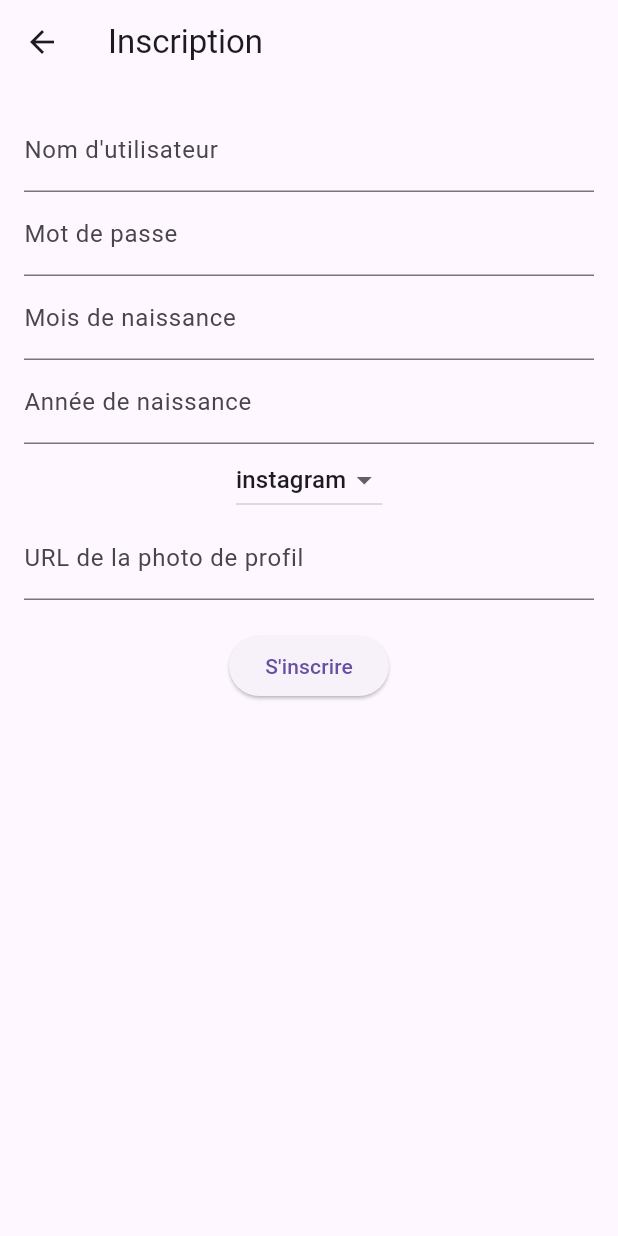
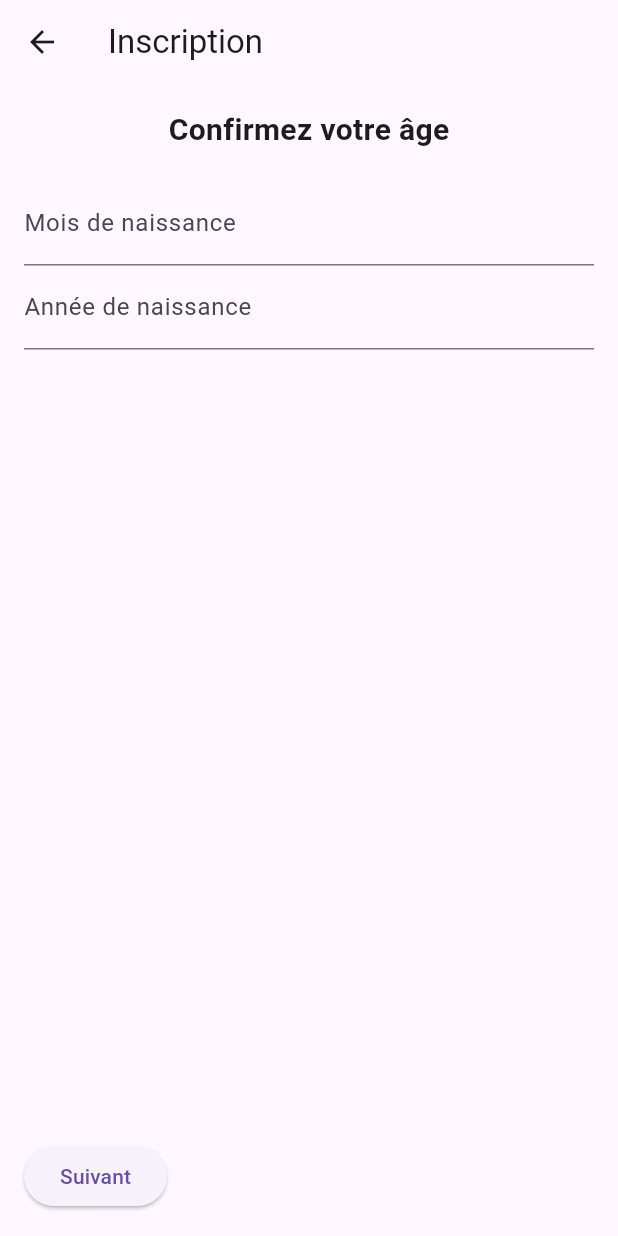
Before and after one commit to Tiavina22/anonymous, a Flutter app: the RegisterScreen screen opened directly, on a phone screen of 412 x 824 dp. Run offline on Flutter 3.47's test engine with Material 3 defaults, Android fonts, the phone set to English and light mode, and no system bars; our stand-ins replace share_plus, shared_preferences; accounts and stored records are empty.

Commit message:
[FEAT]: Refactor registration flow to use PageView for multi-step form

```diff
--- a/lib/src/screen/register/register_screen.dart
+++ b/lib/src/screen/register/register_screen.dart
@@ -1,8 +1,8 @@
 import 'package:anonymous/core/config/config.dart';
-import 'package:anonymous/src/screen/auth/login_screen.dart';
 import 'package:flutter/material.dart';
 import 'package:http/http.dart' as http;
 import 'dart:convert';
+import 'package:anonymous/src/screen/auth/login_screen.dart'; // Importez votre écran de connexion
 
 class RegisterScreen extends StatefulWidget {
   @override
@@ -10,6 +10,9 @@ class RegisterScreen extends StatefulWidget {
 }
 
 class _RegisterScreenState extends State<RegisterScreen> {
+  final PageController _pageController = PageController(initialPage: 0);
+  int _currentPage = 0;
+
   final TextEditingController _usernameController = TextEditingController();
   final TextEditingController _passwordController = TextEditingController();
   final TextEditingController _birthMonthController = TextEditingController();
@@ -18,46 +21,75 @@ class _RegisterScreenState extends State<RegisterScreen> {
       TextEditingController();
   String _usageMode = 'instagram';
 
-  Future<void> register() async {
-    final response = await http.post(
-      Uri.parse(Config.apiUrl),
-      headers: {'Content-Type': 'application/json'},
-      body: json.encode({
-        'username': _usernameController.text,
-        'password': _passwordController.text,
-        'birthMonth': int.parse(_birthMonthController.text),
-        'birthYear': int.parse(_birthYearController.text),
-        'usageMode': _usageMode,
-        'profilePicture': _profilePictureController.text,
-      }),
-    );
-    if (response.statusCode == 201) {
-      Navigator.push(
-        context,
-        MaterialPageRoute(builder: (context) => LoginScreen()),
-      );
-    } else {
-      print('Erreur lors de l\'inscription');
-    }
+  // Liste des étapes
+  final List<Widget> _steps = [];
+
+  @override
+  void initState() {
+    super.initState();
+    _steps.addAll([
+      _buildStep1(), // Étape 1 : Confirmez votre âge
+      _buildStep2(), // Étape 2 : Choix du mode d'utilisation
+      _buildStep3(), // Étape 3 : Choisis un nom d'utilisateur
+      _buildStep4(), // Étape 4 : Mot de passe
+      _buildStep5(), // Étape 5 : Photo de profil
+    ]);
   }
 
   @override
   Widget build(BuildContext context) {
     return Scaffold(
       appBar: AppBar(title: Text('Inscription')),
-      body: Padding(
+      body: Column(
+        children: [
+          // Affichage des étapes
+          Expanded(
+            child: PageView(
+              controller: _pageController,
+              physics: NeverScrollableScrollPhysics(), // Désactive le swipe
+              children: _steps,
+            ),
+          ),
+          // Boutons de navigation
+          Padding(
+            padding: const EdgeInsets.all(16.0),
+            child: Row(
+              mainAxisAlignment: MainAxisAlignment.spaceBetween,
+              children: [
+                if (_currentPage > 0)
+                  ElevatedButton(
+                    onPressed: _goToPreviousPage,
+                    child: Text('Retour'),
+                  ),
+                if (_currentPage < _steps.length - 1)
+                  ElevatedButton(
+                    onPressed: _goToNextPage,
+                    child: Text('Suivant'),
+                  ),
+                if (_currentPage == _steps.length - 1)
+                  ElevatedButton(
+                    onPressed: _register,
+                    child: Text('S\'inscrire'),
+                  ),
+              ],
+            ),
+          ),
+        ],
+      ),
+    );
+  }
+
+  // Étape 1 : Confirmez votre âge
+  Widget _buildStep1() {
+    return Padding(
       padding: const EdgeInsets.all(16.0),
       child: Column(
         children: [
-            TextField(
-              controller: _usernameController,
-              decoration: InputDecoration(labelText: 'Nom d\'utilisateur'),
+          Text(
+            'Confirmez votre âge',
+            style: TextStyle(fontSize: 20, fontWeight: FontWeight.bold),
           ),
-            TextField(
-              controller: _passwordController,
-              decoration: InputDecoration(labelText: 'Mot de passe'),
-              obscureText: true,
-            ),
+          SizedBox(height: 20),
           TextField(
             controller: _birthMonthController,
             decoration: InputDecoration(labelText: 'Mois de naissance'),
@@ -68,6 +100,22 @@ class _RegisterScreenState extends State<RegisterScreen> {
             decoration: InputDecoration(labelText: 'Année de naissance'),
             keyboardType: TextInputType.number,
           ),
+        ],
+      ),
+    );
+  }
+
+  // Étape 2 : Choix du mode d'utilisation
+  Widget _buildStep2() {
+    return Padding(
+      padding: const EdgeInsets.all(16.0),
+      child: Column(
+        children: [
+          Text(
+            'Où veux-tu utiliser NGL ?',
+            style: TextStyle(fontSize: 20, fontWeight: FontWeight.bold),
+          ),
+          SizedBox(height: 20),
           DropdownButton<String>(
             value: _usageMode,
             onChanged: (String? newValue) {
@@ -83,19 +131,149 @@ class _RegisterScreenState extends State<RegisterScreen> {
               );
             }).toList(),
           ),
-            TextField(
-              controller: _profilePictureController,
-              decoration:
-                  InputDecoration(labelText: 'URL de la photo de profil'),
+        ],
+      ),
+    );
+  }
+
+  // Étape 3 : Choisis un nom d'utilisateur
+  Widget _buildStep3() {
+    return Padding(
+      padding: const EdgeInsets.all(16.0),
+      child: Column(
+        children: [
+          Text(
+            'Choisis un nom d\'utilisateur',
+            style: TextStyle(fontSize: 20, fontWeight: FontWeight.bold),
           ),
           SizedBox(height: 20),
-            ElevatedButton(
-              onPressed: register,
-              child: Text('S\'inscrire'),
+          TextField(
+            controller: _usernameController,
+            decoration: InputDecoration(labelText: 'Nom d\'utilisateur'),
           ),
         ],
       ),
+    );
+  }
+
+  // Étape 4 : Mot de passe
+  Widget _buildStep4() {
+    return Padding(
+      padding: const EdgeInsets.all(16.0),
+      child: Column(
+        children: [
+          Text(
+            'Mot de passe',
+            style: TextStyle(fontSize: 20, fontWeight: FontWeight.bold),
+          ),
+          SizedBox(height: 20),
+          TextField(
+            controller: _passwordController,
+            decoration: InputDecoration(labelText: 'Mot de passe'),
+            obscureText: true,
+          ),
+        ],
       ),
     );
   }
+
+  // Étape 5 : Photo de profil
+  Widget _buildStep5() {
+    return Padding(
+      padding: const EdgeInsets.all(16.0),
+      child: Column(
+        children: [
+          Text(
+            'Photo de profil',
+            style: TextStyle(fontSize: 20, fontWeight: FontWeight.bold),
+          ),
+          SizedBox(height: 20),
+          TextField(
+            controller: _profilePictureController,
+            decoration: InputDecoration(labelText: 'URL de la photo de profil'),
+          ),
+        ],
+      ),
+    );
   }
+
+  // Aller à la page précédente
+  void _goToPreviousPage() {
+    if (_currentPage > 0) {
+      setState(() {
+        _currentPage--;
+      });
+      _pageController.previousPage(
+        duration: Duration(milliseconds: 300),
+        curve: Curves.easeInOut,
+      );
+    }
+  }
+
+  // Aller à la page suivante
+  void _goToNextPage() {
+    if (_currentPage < _steps.length - 1) {
+      setState(() {
+        _currentPage++;
+      });
+      _pageController.nextPage(
+        duration: Duration(milliseconds: 300),
+        curve: Curves.easeInOut,
+      );
+    }
+  }
+
+  // Soumettre le formulaire
+  Future<void> _register() async {
+    // Vérifier que tous les champs sont remplis
+    if (_usernameController.text.isEmpty ||
+        _passwordController.text.isEmpty ||
+        _birthMonthController.text.isEmpty ||
+        _birthYearController.text.isEmpty ||
+        _profilePictureController.text.isEmpty) {
+      ScaffoldMessenger.of(context).showSnackBar(
+        SnackBar(content: Text('Veuillez remplir tous les champs')),
+      );
+      return;
+    }
+
+    // Appeler votre méthode register existante
+    await register();
+  }
+
+  // Votre méthode register existante
+  Future<void> register() async {
+    final response = await http.post(
+      Uri.parse(Config.apiUrl),
+      headers: {'Content-Type': 'application/json'},
+      body: json.encode({
+        'username': _usernameController.text,
+        'password': _passwordController.text,
+        'birthMonth': int.parse(_birthMonthController.text),
+        'birthYear': int.parse(_birthYearController.text),
+        'usageMode': _usageMode,
+        'profilePicture': _profilePictureController.text,
+      }),
+    );
+
+    if (response.statusCode == 201) {
+      // Inscription réussie
+      ScaffoldMessenger.of(context).showSnackBar(
+        SnackBar(content: Text('Inscription réussie !')),
+      );
+      // Rediriger vers l'écran de connexion
+      Navigator.pushReplacement(
+        context,
+        MaterialPageRoute(builder: (context) => LoginScreen()),
+      );
+    } else {
+      // Gérer les erreurs de l'API
+      final errorMessage =
+          json.decode(response.body)['message'] ?? 'Erreur inconnue';
+      ScaffoldMessenger.of(context).showSnackBar(
+        SnackBar(
+            content: Text('Erreur lors de l\'inscription : $errorMessage')),
+      );
+    }
+  }
+}
```
Lines whose indentation alone changed are shown as unchanged.
